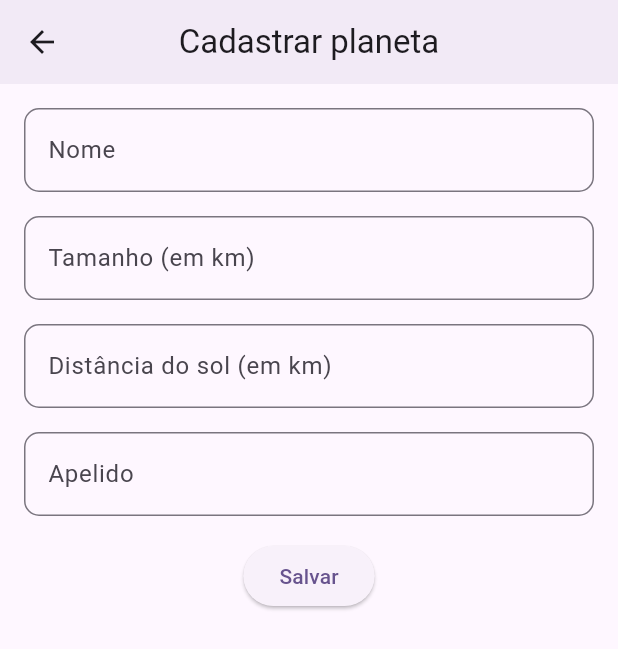
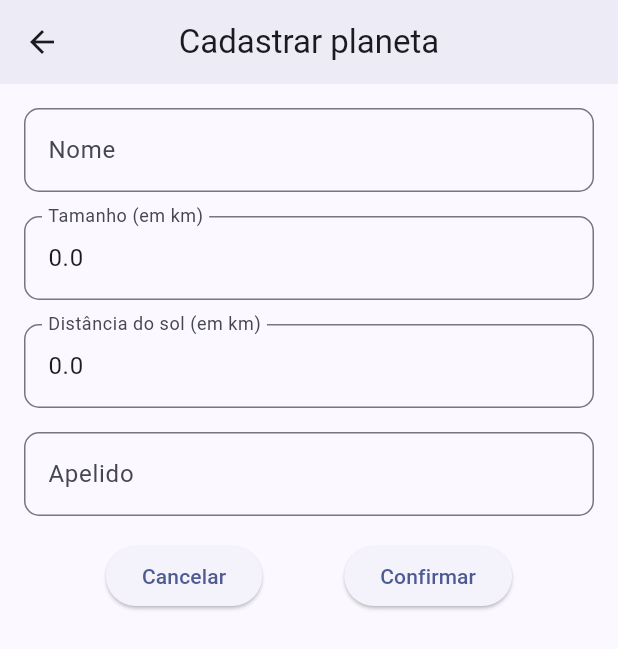
Before and after one commit to nalaurinhaa/app-planetas, a Flutter app: the screen it shows after launch, after a tap on the "add" icon, on a phone screen of 412 x 824 dp. Shown: the top 649 px of the screen. Run offline on Flutter 3.47's test engine with Material 3 defaults, Android fonts, the phone set to English and light mode, and no system bars; our stand-ins replace sqflite; accounts and stored records are empty.

```diff
--- a/lib/main.dart
+++ b/lib/main.dart
@@ -15,9 +15,10 @@ class MyApp extends StatelessWidget {
     return MaterialApp(
       title: 'Planetas',
       theme: ThemeData(
-        colorScheme: ColorScheme.fromSeed(seedColor: Colors.deepPurple),
+        colorScheme: ColorScheme.fromSeed(seedColor: const Color.fromARGB(255, 58, 85, 183)),
         useMaterial3: true,
       ),
+      debugShowCheckedModeBanner: false, // Desativa o banner de depuração
       home: const MyHomePage(title: 'App - Planetas'),
     );
   }
@@ -53,9 +54,28 @@ class _MyHomeState extends State<MyHomePage> {
     Navigator.push(
       context,
       MaterialPageRoute(
-        builder: (context) => TelaPlaneta(onFinalizado: () {
-          _atualizarPlanetas();
-        }),
+        builder: (context) => TelaPlaneta(
+          isIncluir: true,
+          planeta: Planeta.vazio(),
+          onFinalizado: () {
+            _atualizarPlanetas();
+          },
+        ),
+      ),
+    );
+  }
+
+  void _alterarPlaneta(BuildContext context, Planeta planeta) {
+    Navigator.push(
+      context,
+      MaterialPageRoute(
+        builder: (context) => TelaPlaneta(
+          isIncluir: false,
+          planeta: planeta,
+          onFinalizado: () {
+            _atualizarPlanetas();
+          },
+        ),
       ),
     );
   }
@@ -78,7 +98,7 @@ class _MyHomeState extends State<MyHomePage> {
           final planeta = _planetas[index];
           return ListTile(
             title: Text(planeta.nome),
-            subtitle: Text(planeta.distancia.toString()),
+            subtitle: Text(planeta.apelido!),
             trailing: Row(
               mainAxisSize: MainAxisSize.min,
               children: [
@@ -88,7 +108,7 @@ class _MyHomeState extends State<MyHomePage> {
                 ),
                 IconButton(
                   icon: const Icon(Icons.edit),
-                  onPressed: () => {}, // _alterarPlaneta(planeta)
+                  onPressed: () => _alterarPlaneta(context, planeta),
                 ),
               ],
             ),
--- a/lib/telas/tela_planetas.dart
+++ b/lib/telas/tela_planetas.dart
@@ -3,9 +3,16 @@ import 'package:myapp/controle/controle_planeta.dart';
 import '../modelos/planeta.dart';
 
 class TelaPlaneta extends StatefulWidget {
+  final bool isIncluir;
+  final Planeta planeta;
   final Function() onFinalizado;
 
-  const TelaPlaneta({super.key, required this.onFinalizado});
+  const TelaPlaneta({
+    required this.isIncluir,
+    super.key,
+    required this.planeta,
+    required this.onFinalizado,
+  });
 
   @override
   State<TelaPlaneta> createState() => _TelaPlanetaState();
@@ -21,7 +28,17 @@ class _TelaPlanetaState extends State<TelaPlaneta> {
 
   final ControlePlaneta _controlePlaneta = ControlePlaneta();
 
-  final Planeta _planeta = Planeta.vazio();
+  late Planeta _planeta;
+
+  @override
+  void initState() {
+    _planeta = widget.planeta;
+    _nameController.text = _planeta.nome;
+    _tamanhoController.text = _planeta.tamanho.toString();
+    _distanciaController.text = _planeta.distancia.toString();
+    _apelidoController.text = _planeta.apelido ?? '';
+    super.initState();
+  }
 
   @override
   void dispose() {
@@ -36,12 +53,25 @@ class _TelaPlanetaState extends State<TelaPlaneta> {
     await _controlePlaneta.inserirPlaneta(_planeta);
   }
 
+  Future<void> _alterarPlaneta() async {
+    await _controlePlaneta.alterarPlaneta(_planeta);
+  }
+
   void _submitForm() {
     if (_formKey.currentState!.validate()) {
       // Dados validados com sucesso
       _formKey.currentState!.save();
 
-      _inserirPlaneta();
+
+
+
+      if (widget.isIncluir) {
+        _inserirPlaneta();
+      } else {
+        _alterarPlaneta();
+      }
+
+
 
       ScaffoldMessenger.of(context).showSnackBar(
         const SnackBar(content: Text('Dados do planeta salvos com sucesso!\n')),
@@ -147,10 +177,16 @@ class _TelaPlanetaState extends State<TelaPlaneta> {
                   },
                 ),
                 const SizedBox(height: 16.0),
+                Row(
+                  mainAxisAlignment: MainAxisAlignment.spaceEvenly,
+                  children: [ ElevatedButton(
+                  onPressed: () =>  Navigator.of(context).pop(),
+                  child: const Text('Cancelar'),
+                ),
                 ElevatedButton(
                   onPressed: _submitForm,
-                  child: const Text('Salvar'),
-                ),
+                  child: const Text('Confirmar'),
+                ),],)
               ],
             ),
           ),
```
Also changed, not shown: lib/controle/controle_planeta.dart (+11 -0 lines), 2 other files.
